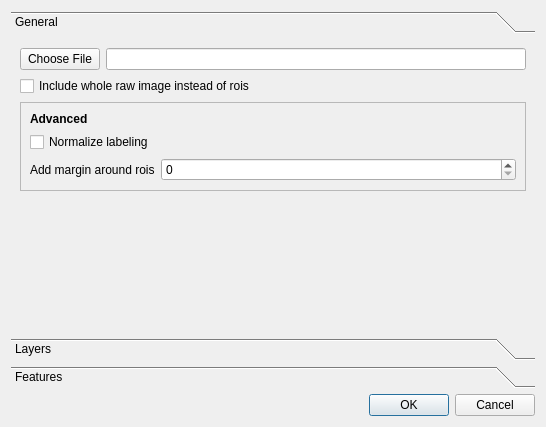
The window that ilastik/widgets/exportToKnimeDialog.ui (ilastik/ilastik) describes before a commit, drawn with Qt 5.
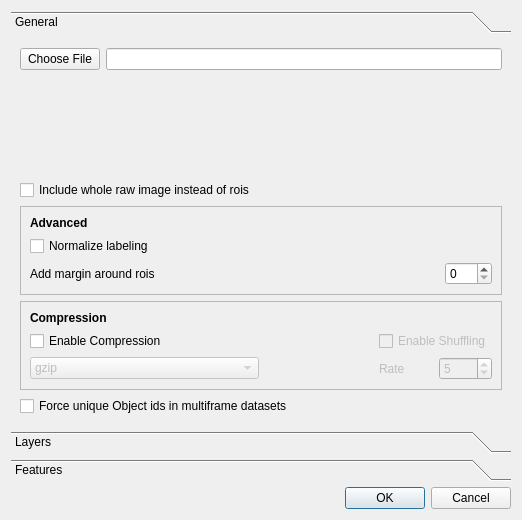
The same window after the commit.

Commit message: added: unique ids/compression added: progress bar dialog

Patch:
```diff
--- a/ilastik/widgets/exportToKnimeDialog.ui
+++ b/ilastik/widgets/exportToKnimeDialog.ui
@@ -6,8 +6,8 @@
    <rect>
     <x>0</x>
     <y>0</y>
-    <width>546</width>
-    <height>427</height>
+    <width>522</width>
+    <height>520</height>
    </rect>
   </property>
   <property name="windowTitle">
@@ -24,40 +24,41 @@
        <rect>
         <x>0</x>
         <y>0</y>
-        <width>528</width>
-        <height>283</height>
+        <width>504</width>
+        <height>376</height>
        </rect>
       </property>
       <attribute name="label">
        <string>General</string>
       </attribute>
-      <layout class="QFormLayout" name="formLayout">
-       <property name="fieldGrowthPolicy">
-        <enum>QFormLayout::AllNonFixedFieldsGrow</enum>
-       </property>
-       <item row="0" column="0">
+      <layout class="QGridLayout" name="gridLayout_4" columnstretch="0,0,0" columnminimumwidth="0,0,0">
+       <item row="2" column="0">
         <widget class="QPushButton" name="choosePath">
+         <property name="sizePolicy">
+          <sizepolicy hsizetype="Maximum" vsizetype="Fixed">
+           <horstretch>0</horstretch>
+           <verstretch>0</verstretch>
+          </sizepolicy>
+         </property>
+         <property name="toolTip">
+          <string>Choose the location and filename for the dataset</string>
+         </property>
          <property name="text">
           <string>Choose File</string>
          </property>
-        </widget>
-       </item>
-       <item row="0" column="1">
-        <widget class="QLineEdit" name="exportPath">
-         <property name="text">
-          <string/>
+         <property name="autoDefault">
+          <bool>true</bool>
          </property>
-        </widget>
-       </item>
-       <item row="2" column="0" colspan="2">
-        <widget class="QCheckBox" name="includeRaw">
-         <property name="text">
-          <string>Include whole raw image instead of rois</string>
+         <property name="default">
+          <bool>false</bool>
          </property>
+         <property name="flat">
+          <bool>false</bool>
+         </property>
         </widget>
        </item>
-       <item row="3" column="0" colspan="2">
-        <widget class="QFrame" name="frame">
+       <item row="6" column="0" colspan="3">
+        <widget class="QFrame" name="advancedFrame">
          <property name="minimumSize">
           <size>
            <width>20</width>
@@ -85,33 +86,22 @@
          <property name="lineWidth">
           <number>10</number>
          </property>
-         <layout class="QFormLayout" name="formLayout_2">
-          <item row="0" column="0">
-           <widget class="QLabel" name="advancedLabel">
-            <property name="styleSheet">
-             <string notr="true">font-weight: bold;</string>
-            </property>
-            <property name="text">
-             <string>Advanced</string>
-            </property>
-           </widget>
-          </item>
-          <item row="2" column="0">
-           <widget class="QCheckBox" name="normalizeLabeling">
-            <property name="text">
-             <string>Normalize labeling</string>
-            </property>
-           </widget>
-          </item>
+         <layout class="QGridLayout" name="gridLayout_3">
           <item row="3" column="0">
            <widget class="QLabel" name="marginLabel">
+            <property name="toolTip">
+             <string>Extend the roi of each object</string>
+            </property>
             <property name="text">
              <string>Add margin around rois</string>
             </property>
            </widget>
           </item>
-          <item row="3" column="1">
+          <item row="3" column="2">
            <widget class="QSpinBox" name="addMargin">
+            <property name="toolTip">
+             <string>The margin in pixels</string>
+            </property>
             <property name="accelerated">
              <bool>true</bool>
             </property>
@@ -120,9 +110,226 @@
             </property>
            </widget>
           </item>
+          <item row="0" column="0">
+           <widget class="QLabel" name="advancedLabel">
+            <property name="styleSheet">
+             <string notr="true">font-weight: bold;</string>
+            </property>
+            <property name="text">
+             <string>Advanced</string>
+            </property>
+           </widget>
+          </item>
+          <item row="1" column="0">
+           <widget class="QCheckBox" name="normalizeLabeling">
+            <property name="toolTip">
+             <string>In each roi: set the label of the object to 1 and everything else to 0</string>
+            </property>
+            <property name="text">
+             <string>Normalize labeling</string>
+            </property>
+           </widget>
+          </item>
+          <item row="3" column="1">
+           <spacer name="horizontalSpacer_4">
+            <property name="orientation">
+             <enum>Qt::Horizontal</enum>
+            </property>
+            <property name="sizeHint" stdset="0">
+             <size>
+              <width>40</width>
+              <height>20</height>
+             </size>
+            </property>
+           </spacer>
+          </item>
          </layout>
         </widget>
        </item>
+       <item row="7" column="0" colspan="3">
+        <widget class="QFrame" name="compressFrame">
+         <property name="enabled">
+          <bool>true</bool>
+         </property>
+         <property name="minimumSize">
+          <size>
+           <width>10</width>
+           <height>0</height>
+          </size>
+         </property>
+         <property name="frameShape">
+          <enum>QFrame::StyledPanel</enum>
+         </property>
+         <property name="frameShadow">
+          <enum>QFrame::Raised</enum>
+         </property>
+         <layout class="QGridLayout" name="gridLayout_2" columnstretch="2,1,0,0">
+          <item row="1" column="0">
+           <widget class="QCheckBox" name="enableCompression">
+            <property name="toolTip">
+             <string>Compress each dataset if possible</string>
+            </property>
+            <property name="text">
+             <string>Enable Compression</string>
+            </property>
+           </widget>
+          </item>
+          <item row="1" column="2" colspan="2">
+           <widget class="QCheckBox" name="enableShuffling">
+            <property name="enabled">
+             <bool>false</bool>
+            </property>
+            <property name="toolTip">
+             <string>Shuffle the contents for better compression</string>
+            </property>
+            <property name="text">
+             <string>Enable Shuffling</string>
+            </property>
+           </widget>
+          </item>
+          <item row="4" column="0">
+           <widget class="QComboBox" name="compressionType">
+            <property name="enabled">
+             <bool>false</bool>
+            </property>
+            <property name="toolTip">
+             <string>The compressions type: gzip or lzf ( not working )</string>
+            </property>
+            <property name="frame">
+             <bool>true</bool>
+            </property>
+            <item>
+             <property name="text">
+              <string>gzip</string>
+             </property>
+            </item>
+            <item>
+             <property name="text">
+              <string>lzf (DON'T USE)</string>
+             </property>
+            </item>
+           </widget>
+          </item>
+          <item row="0" column="0">
+           <widget class="QLabel" name="compress">
+            <property name="styleSheet">
+             <string notr="true">font-weight: bold;</string>
+            </property>
+            <property name="text">
+             <string>Compression</string>
+            </property>
+           </widget>
+          </item>
+          <item row="4" column="3">
+           <widget class="QSpinBox" name="gzipRate">
+            <property name="enabled">
+             <bool>false</bool>
+            </property>
+            <property name="toolTip">
+             <string>The compression rate for gzip. 1: fastest, 9: smallest</string>
+            </property>
+            <property name="maximum">
+             <number>9</number>
+            </property>
+            <property name="value">
+             <number>5</number>
+            </property>
+           </widget>
+          </item>
+          <item row="4" column="2">
+           <widget class="QLabel" name="rateLabel">
+            <property name="enabled">
+             <bool>false</bool>
+            </property>
+            <property name="toolTip">
+             <string>The compression rate for gzip. 1: fastest, 9: smallest</string>
+            </property>
+            <property name="text">
+             <string>Rate</string>
+            </property>
+           </widget>
+          </item>
+          <item row="4" column="1">
+           <spacer name="horizontalSpacer_2">
+            <property name="orientation">
+             <enum>Qt::Horizontal</enum>
+            </property>
+            <property name="sizeHint" stdset="0">
+             <size>
+              <width>40</width>
+              <height>20</height>
+             </size>
+            </property>
+           </spacer>
+          </item>
+          <item row="1" column="1">
+           <spacer name="horizontalSpacer_3">
+            <property name="orientation">
+             <enum>Qt::Horizontal</enum>
+            </property>
+            <property name="sizeHint" stdset="0">
+             <size>
+              <width>40</width>
+              <height>20</height>
+             </size>
+            </property>
+           </spacer>
+          </item>
+         </layout>
+        </widget>
+       </item>
+       <item row="4" column="0" colspan="3">
+        <widget class="QCheckBox" name="includeRaw">
+         <property name="toolTip">
+          <string>When checked the whole raw image will be exported. Otherwise the roi for each object will be exported</string>
+         </property>
+         <property name="text">
+          <string>Include whole raw image instead of rois</string>
+         </property>
+        </widget>
+       </item>
+       <item row="8" column="0" colspan="3">
+        <widget class="QCheckBox" name="forceUniqueIds">
+         <property name="toolTip">
+          <string>ilastik assigns the same ids in each time frame. If checked the ids for each object in different time frames will be unique</string>
+         </property>
+         <property name="text">
+          <string>Force unique Object ids in multiframe datasets</string>
+         </property>
+        </widget>
+       </item>
+       <item row="2" column="1" colspan="2">
+        <widget class="QLineEdit" name="exportPath">
+         <property name="sizePolicy">
+          <sizepolicy hsizetype="Minimum" vsizetype="Fixed">
+           <horstretch>0</horstretch>
+           <verstretch>0</verstretch>
+          </sizepolicy>
+         </property>
+         <property name="toolTip">
+          <string>&lt;html&gt;&lt;head/&gt;&lt;body&gt;&lt;p&gt;The location and filename for the dataset&lt;/p&gt;&lt;/body&gt;&lt;/html&gt;</string>
+         </property>
+         <property name="text">
+          <string/>
+         </property>
+         <property name="frame">
+          <bool>true</bool>
+         </property>
+        </widget>
+       </item>
+       <item row="3" column="0" colspan="3">
+        <spacer name="verticalSpacer">
+         <property name="orientation">
+          <enum>Qt::Vertical</enum>
+         </property>
+         <property name="sizeHint" stdset="0">
+          <size>
+           <width>20</width>
+           <height>40</height>
+          </size>
+         </property>
+        </spacer>
+       </item>
       </layout>
      </widget>
      <widget class="QWidget" name="layerBox">
@@ -133,8 +340,8 @@
        <rect>
         <x>0</x>
         <y>0</y>
-        <width>528</width>
-        <height>283</height>
+        <width>504</width>
+        <height>376</height>
        </rect>
       </property>
       <attribute name="label">
@@ -150,6 +357,9 @@
        </item>
        <item>
         <widget class="QListWidget" name="objLayerView">
+         <property name="enabled">
+          <bool>false</bool>
+         </property>
          <property name="selectionMode">
           <enum>QAbstractItemView::NoSelection</enum>
          </property>
@@ -162,8 +372,8 @@
        <rect>
         <x>0</x>
         <y>0</y>
-        <width>528</width>
-        <height>283</height>
+        <width>504</width>
+        <height>376</height>
        </rect>
       </property>
       <attribute name="label">
@@ -172,6 +382,9 @@
       <layout class="QGridLayout" name="gridLayout">
        <item row="3" column="1">
         <widget class="QPushButton" name="selectAllFeatures">
+         <property name="toolTip">
+          <string>Select all features</string>
+         </property>
          <property name="text">
           <string>All</string>
          </property>
@@ -179,6 +392,9 @@
        </item>
        <item row="3" column="2">
         <widget class="QPushButton" name="selectNoFeatures">
+         <property name="toolTip">
+          <string>Clear selection</string>
+         </property>
          <property name="text">
           <string>None</string>
          </property>
@@ -199,6 +415,9 @@
        </item>
        <item row="1" column="0" colspan="4">
         <widget class="QTreeWidget" name="featureView">
+         <property name="toolTip">
+          <string>Select additional features to export. Default Features will always be exported.</string>
+         </property>
          <property name="alternatingRowColors">
           <bool>false</bool>
          </property>
@@ -210,7 +429,7 @@
          </property>
          <column>
           <property name="text">
-           <string notr="true">1</string>
+           <string notr="true">Select Features</string>
           </property>
          </column>
         </widget>
@@ -221,6 +440,9 @@
    </item>
    <item>
     <widget class="QDialogButtonBox" name="buttonBox">
+     <property name="toolTip">
+      <string/>
+     </property>
      <property name="orientation">
       <enum>Qt::Horizontal</enum>
      </property>
```
Left out of the diff: 83 changed lines with no effect on the pictures. The commit also changes 3 other files.
